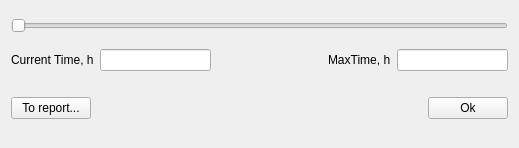
Before: the Qt Designer form FormAboCalc.ui in znseday/snnoro, drawn with Qt 5.
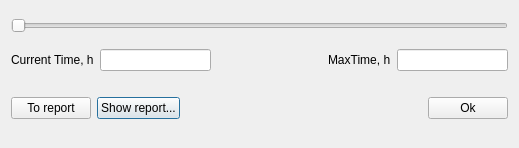
After: the same form once the commit is applied.

Patch:
```diff
--- a/FormAboCalc.ui
+++ b/FormAboCalc.ui
@@ -84,13 +84,20 @@
      <item>
       <widget class="QPushButton" name="btnToReport">
        <property name="text">
-        <string>To report...</string>
+        <string>To report</string>
        </property>
        <property name="autoDefault">
         <bool>false</bool>
        </property>
       </widget>
      </item>
+     <item>
+      <widget class="QPushButton" name="btnShowReport">
+       <property name="text">
+        <string>Show report...</string>
+       </property>
+      </widget>
+     </item>
      <item>
       <spacer name="horizontalSpacer">
        <property name="orientation">
```
